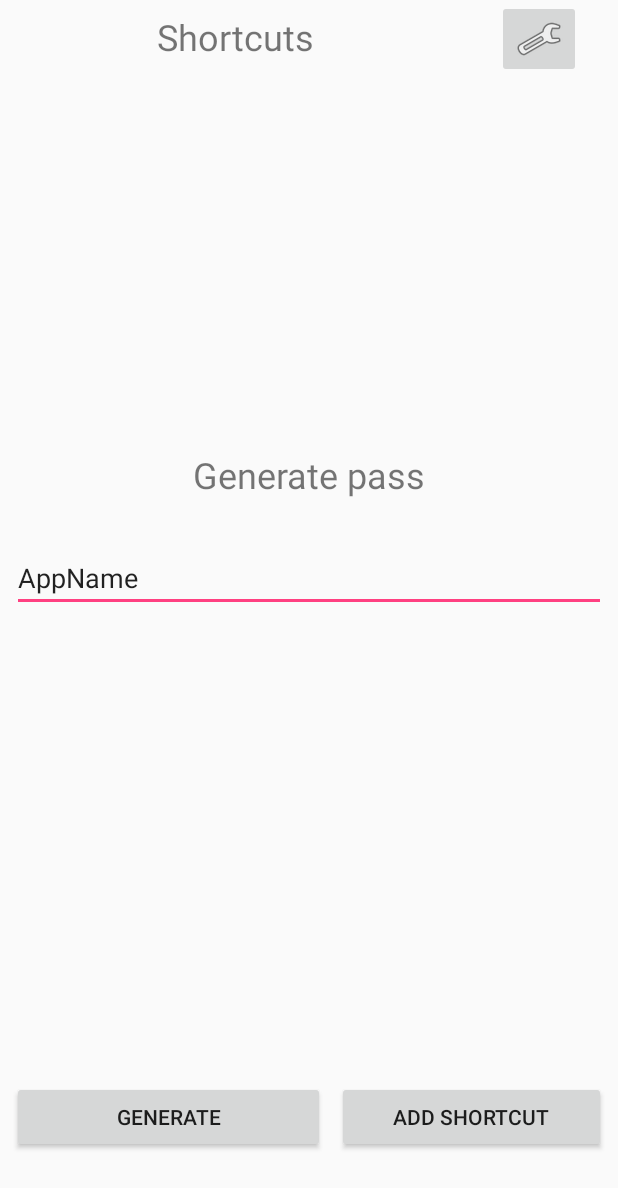
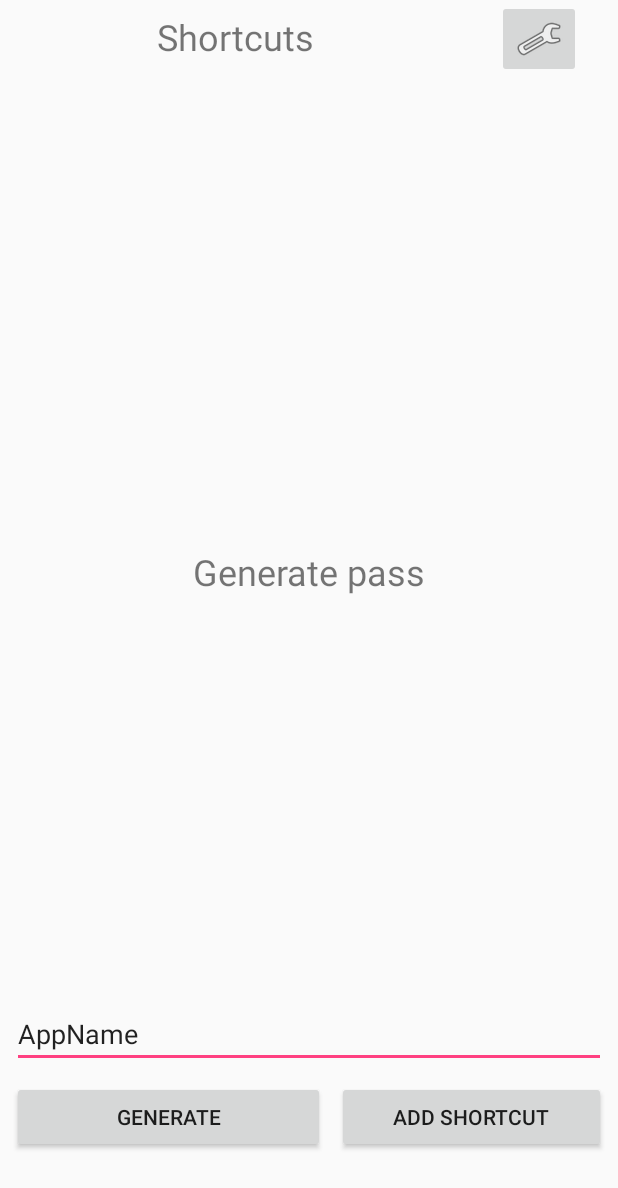
Before and after one commit to sfatali/EzyPass, an Android app: the layout activity_main.xml on its own in the app's theme, with its tools: preview values and no code run, on a phone screen of 412 x 824 dp. Shown: the top 1188 px of the screen. Run offline under Robolectric (Android 15) with nearby library versions, the phone set to English and light mode, and no system bars.

Commit message:
Fix graphical bug

```diff
--- a/app/src/main/res/layout/activity_main.xml
+++ b/app/src/main/res/layout/activity_main.xml
@@ -60,7 +60,10 @@
         app:layout_constraintRight_toRightOf="parent"
         app:layout_constraintHorizontal_bias="0.0"
         android:layout_marginTop="8dp"
-        app:layout_constraintTop_toBottomOf="@+id/MainActivitylistViewShortcuts" />
+        app:layout_constraintTop_toBottomOf="@+id/MainActivitylistViewShortcuts"
+        app:layout_constraintBottom_toBottomOf="@+id/MainActivitytextViewResult"
+        android:layout_marginBottom="8dp"
+        app:layout_constraintVertical_bias="0.138" />
 
     <TextView
         android:id="@+id/MainActivitytextViewResult"
@@ -90,15 +93,15 @@
         android:ems="10"
         android:inputType="textPersonName"
         android:text="AppName"
-        android:layout_marginTop="30dp"
-        app:layout_constraintTop_toBottomOf="@+id/MainActivitytextViewGenerate"
         android:layout_marginRight="8dp"
         app:layout_constraintRight_toRightOf="parent"
         android:layout_marginLeft="8dp"
         app:layout_constraintLeft_toLeftOf="parent"
         app:layout_constraintHorizontal_bias="0.0"
         android:layout_marginStart="8dp"
-        android:layout_marginEnd="8dp" />
+        android:layout_marginEnd="8dp"
+        app:layout_constraintBottom_toBottomOf="@+id/MainActivitytextViewResult"
+        android:layout_marginBottom="96dp" />
 
     <TextView
         android:id="@+id/MainActivitytextViewShortcuts"
```
